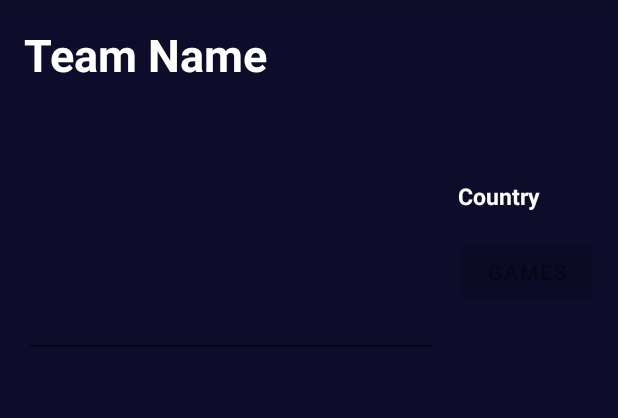
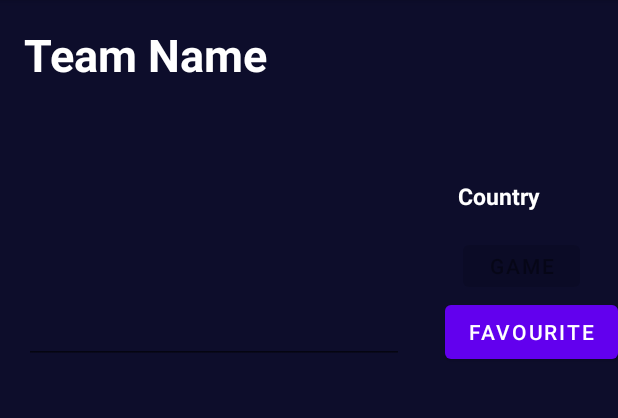
Before and after one commit to conniebean/SportsApp, an Android app: the TeamInfo screen opened directly, with no data from a screen before it, on a phone screen of 412 x 824 dp, the part 84-502 px from its top. Run offline under Robolectric (Android 15) with nearby library versions, the phone set to English and light mode, and no system bars; our stand-ins replace Picasso, Volley; network calls fail; pictures from the network do not load; 5 statements that could not run were skipped.

Commit message:
add favourite button to team info page, change argument to team in dbHandler to addFavourites method. Try to add logic to go back to team info page but couldn't figure that out

```diff
--- a/app/src/main/java/com/example/sportsapp/DBHandler.java
+++ b/app/src/main/java/com/example/sportsapp/DBHandler.java
@@ -253,11 +253,10 @@ public class DBHandler extends SQLiteOpenHelper {
         db.close();
     }
 
-//change the argument to team info when view is implemented
-    public void addNewFavourite(Sport sport){
+    public void addNewFavourite(Team team){
         SQLiteDatabase db = this.getWritableDatabase();
         ContentValues values = new ContentValues();
-        values.put(FAVOURITES_TEAM_NAME_COL, sport.name);
+        values.put(FAVOURITES_TEAM_NAME_COL, team.name);
         db.insert(FAVOURITES_TABLE_NAME, null, values);
         db.close();
     }
--- a/app/src/main/java/com/example/sportsapp/FavouritesView.java
+++ b/app/src/main/java/com/example/sportsapp/FavouritesView.java
@@ -7,10 +7,15 @@ import android.view.Menu;
 import android.view.MenuInflater;
 import android.view.MenuItem;
 import android.view.View;
+import android.widget.AdapterView;
 import android.widget.ListView;
 
 import androidx.annotation.NonNull;
 import androidx.appcompat.app.AppCompatActivity;
+
+import org.json.JSONArray;
+import org.json.JSONException;
+import org.json.JSONObject;
 
 import java.util.ArrayList;
 
--- a/app/src/main/java/com/example/sportsapp/SportSelection.java
+++ b/app/src/main/java/com/example/sportsapp/SportSelection.java
@@ -48,8 +48,6 @@ public class SportSelection extends AppCompatActivity {
                 sport = (Sport) lv.getItemAtPosition(position);
                 Intent leagueSelection = new Intent(SportSelection.this, LeagueSelection.class);
                 leagueSelection.putExtra("sportName", sport.name);
-                // leaving this here to remind myself to use on teams view and swap out sport information.
-//                dbHandler.addNewFavourite(sport);
                 startActivity(leagueSelection);
             }
         });
--- a/app/src/main/java/com/example/sportsapp/TeamInfo.java
+++ b/app/src/main/java/com/example/sportsapp/TeamInfo.java
@@ -21,6 +21,7 @@ import android.widget.EditText;
 import android.widget.ImageView;
 import android.widget.ListView;
 import android.widget.TextView;
+import android.widget.Toast;
 
 import com.squareup.picasso.Picasso;
 
@@ -35,7 +36,7 @@ public class TeamInfo extends AppCompatActivity {
     TextView teamName, country;
     ImageView teamLogo;
     EditText description;
-    Button gamesButton;
+    Button gamesButton, favouriteButton;
     Team team;
     DBHandler dbHandler;
     APIHandler apiHandler;
@@ -54,6 +55,7 @@ public class TeamInfo extends AppCompatActivity {
         description = findViewById(R.id.editTextDescription);
         description.setFocusable(false);
         gamesButton = findViewById(R.id.buttonGames);
+        favouriteButton = findViewById(R.id.buttonFavourite);
 
         Intent intent = getIntent();
         int teamId = intent.getIntExtra("teamId", 0);
@@ -81,6 +83,11 @@ public class TeamInfo extends AppCompatActivity {
         games.putExtra("teamId", team.id);
         games.putExtra("teamName", team.name);
         this.startActivity(games);
+    }
+
+    public void addTeamToFavourites(View view){
+        dbHandler.addNewFavourite(team);
+        Toast.makeText(getApplicationContext(), "Team " + team.name + " added to favourites", Toast.LENGTH_SHORT).show();
     }
 
     @Override
--- a/app/src/main/res/layout/activity_team_info.xml
+++ b/app/src/main/res/layout/activity_team_info.xml
@@ -50,15 +50,15 @@
 
   <EditText
       android:id="@+id/editTextDescription"
-      android:layout_width="276dp"
-      android:layout_height="174dp"
+      android:layout_width="253dp"
+      android:layout_height="178dp"
       android:layout_marginTop="8dp"
       android:ems="10"
       android:gravity="start|top"
       android:inputType="none"
       android:textColor="@color/white"
       app:layout_constraintEnd_toEndOf="parent"
-      app:layout_constraintHorizontal_bias="0.118"
+      app:layout_constraintHorizontal_bias="0.101"
       app:layout_constraintStart_toStartOf="parent"
       app:layout_constraintTop_toBottomOf="@+id/teamInfoName" />
 
@@ -81,14 +81,26 @@
 
   <Button
       android:id="@+id/buttonGames"
-      android:layout_width="wrap_content"
-      android:layout_height="wrap_content"
+      android:layout_width="78dp"
+      android:layout_height="40dp"
       android:layout_marginTop="16dp"
+      android:onClick="goToGames"
       android:text="Games"
-      android:onClick="goToGames"
       app:layout_constraintEnd_toEndOf="parent"
-      app:layout_constraintHorizontal_bias="0.483"
+      app:layout_constraintHorizontal_bias="0.609"
       app:layout_constraintStart_toEndOf="@+id/editTextDescription"
       app:layout_constraintTop_toBottomOf="@+id/textViewCountryText" />
 
+  <Button
+      android:id="@+id/buttonFavourite"
+      android:layout_width="wrap_content"
+      android:layout_height="wrap_content"
+      android:layout_marginStart="27dp"
+      android:text="Favourite"
+      android:onClick="addTeamToFavourites"
+      app:layout_constraintEnd_toEndOf="parent"
+      app:layout_constraintHorizontal_bias="1.0"
+      app:layout_constraintStart_toEndOf="@+id/editTextDescription"
+      app:layout_constraintTop_toBottomOf="@+id/buttonGames" />
+
 </androidx.constraintlayout.widget.ConstraintLayout>
```
Also changed, not shown: app/src/main/res/layout/list_row_favourites.xml (+9 -7 lines).
